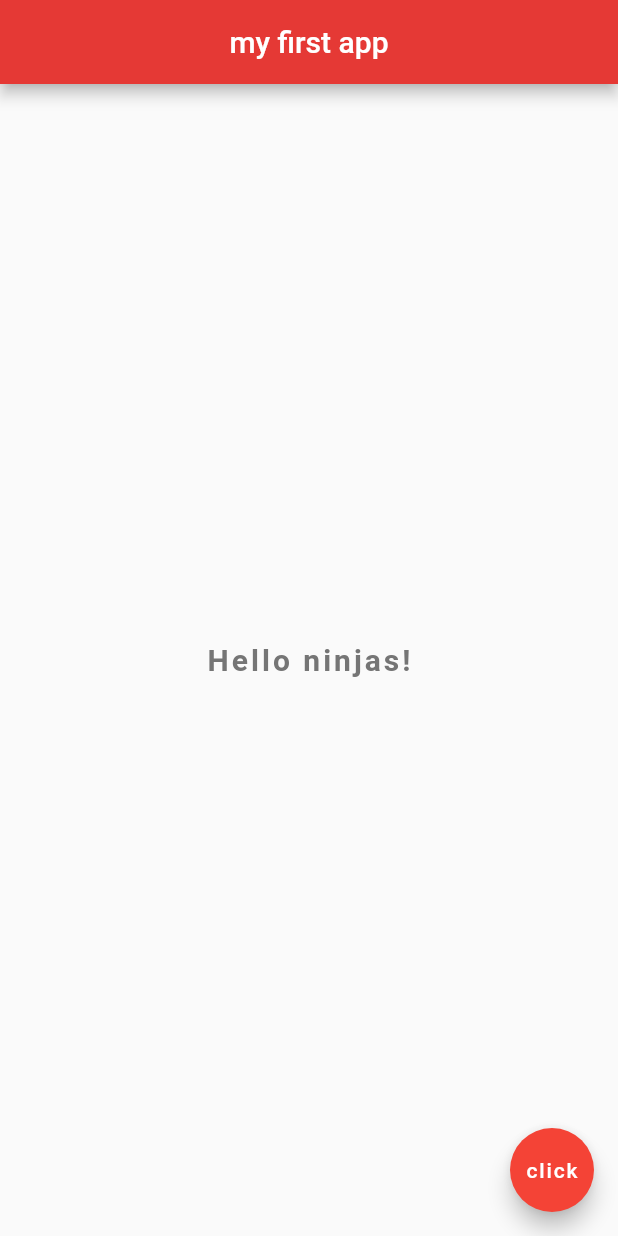
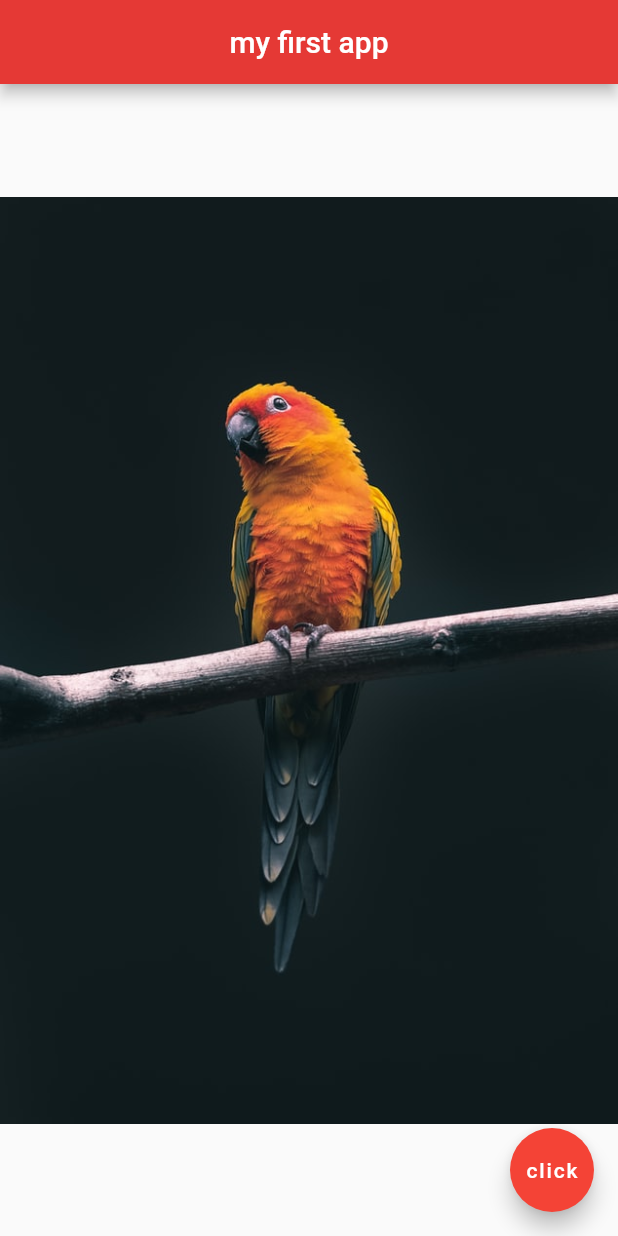
Before and after one commit to hi-ilkin/LearningFlutter, a Flutter app: the screen it shows after launch, on a phone screen of 412 x 824 dp. Run offline on Flutter 3.47's test engine with Material 2 defaults, Android fonts, the phone set to English and light mode, and no system bars.

Commit message:
#8 - Adding images from network and assets

```diff
--- a/lib/main.dart
+++ b/lib/main.dart
@@ -16,15 +16,19 @@ class Home extends StatelessWidget {
         centerTitle: true,
       ),
       body: Center(
-        child: Text(
-          "Hello ninjas!",
-          style: TextStyle(
-            fontSize: 20.0,
-            fontWeight: FontWeight.bold,
-            letterSpacing: 2.0,
-            color: Colors.grey[600],
-          ),
-        ),
+        // getting image from network
+        // child: Image(
+        //   image: NetworkImage('https://images.unsplash.com/photo-1526336024174-e58f5cdd8e13?ixid=MnwxMjA3fDB8MHxwaG90by1wYWdlfHx8fGVufDB8fHx8&ixlib=rb-1.2.1&auto=format&fit=crop&w=634&q=80'),
+        // ),
+
+        // getting image from assets folder
+        // child: Image(
+        //   image: AssetImage('assets/cat-1.jpg'),
+        // ),
+
+        // Shortcut
+        child: Image.asset('assets/parrot-1.jpg'),
+
       ),
       floatingActionButton: FloatingActionButton(
         child: Text('click'),
--- a/pubspec.yaml
+++ b/pubspec.yaml
@@ -45,9 +45,8 @@ flutter:
   uses-material-design: true
 
   # To add assets to your application, add an assets section, like this:
-  # assets:
-  #   - images/a_dot_burr.jpeg
-  #   - images/a_dot_ham.jpeg
+  assets:
+    - assets/ # folder name to get all items in the folder
 
   # An image asset can refer to one or more resolution-specific "variants", see
   # https://flutter.dev/assets-and-images/#resolution-aware.
```
Also changed, not shown: assets/cat-1.jpg (added), assets/parrot-1.jpg (added).
